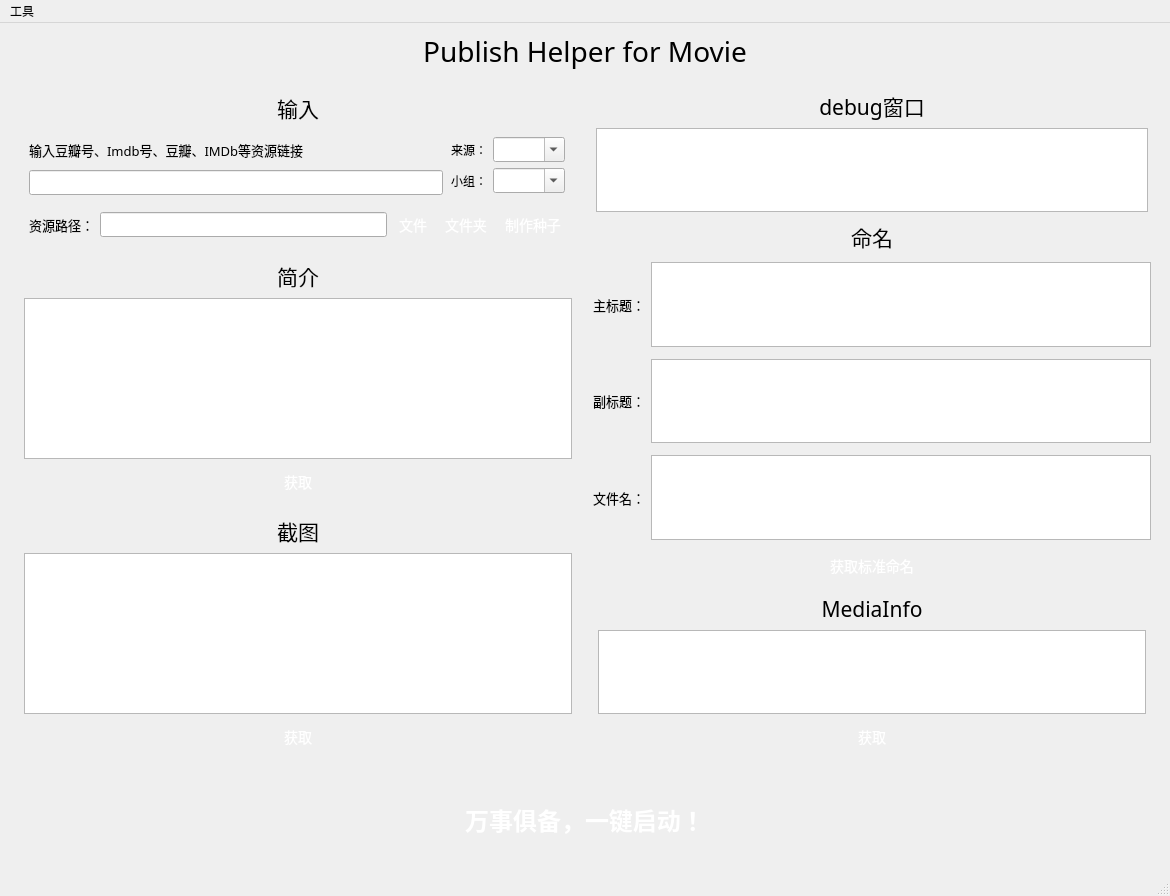
First picture: the form in ph-bjd/ui/mainwindow.ui, repository publish-helper/publish-helper, before the edit.
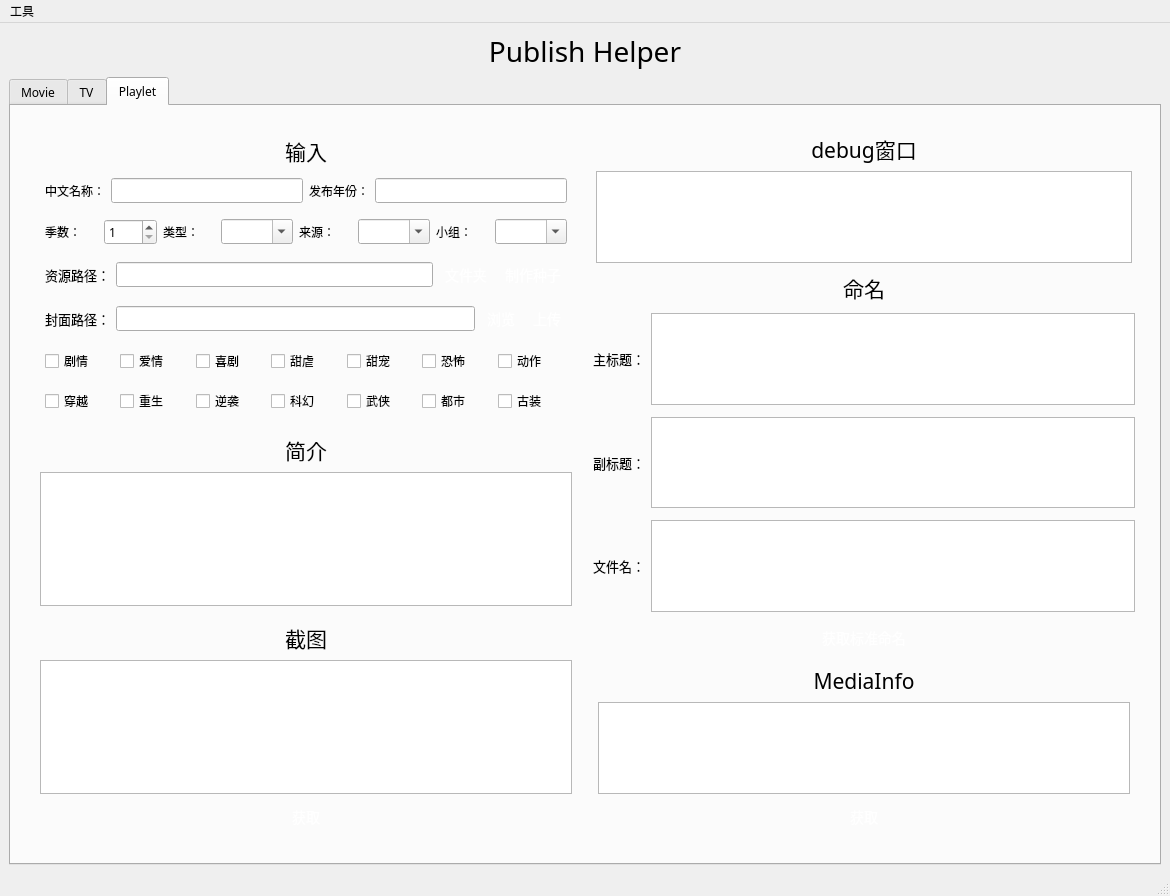
Second picture: the form after the edit. The open tabs and pages were chosen to show the change.

Commit message: 重构ui

The edit to the form file:
```diff
--- a/ph-bjd/ui/mainwindow.ui
+++ b/ph-bjd/ui/mainwindow.ui
@@ -33,13 +33,37 @@
        </font>
       </property>
       <property name="text">
-       <string>Publish Helper for Movie</string>
+       <string>Publish Helper</string>
       </property>
       <property name="alignment">
        <set>Qt::AlignCenter</set>
       </property>
      </widget>
     </item>
+    <item>
+     <widget class="QTabWidget" name="TabWiget">
+      <property name="currentIndex">
+       <number>0</number>
+      </property>
+      <widget class="QWidget" name="tab">
+       <attribute name="title">
+        <string>Movie</string>
+       </attribute>
+       <layout class="QVBoxLayout" name="verticalLayout_12">
+        <item>
+         <layout class="QVBoxLayout" name="verticalLayout_6">
+          <property name="leftMargin">
+           <number>5</number>
+          </property>
+          <property name="topMargin">
+           <number>5</number>
+          </property>
+          <property name="rightMargin">
+           <number>5</number>
+          </property>
+          <property name="bottomMargin">
+           <number>5</number>
+          </property>
     <item>
      <layout class="QHBoxLayout" name="horizontalLayout_4">
       <property name="leftMargin">
@@ -891,6 +915,999 @@
        </widget>
       </item>
      </layout>
+          </item>
+         </layout>
+        </item>
+       </layout>
+      </widget>
+      <widget class="QWidget" name="tab_2">
+       <attribute name="title">
+        <string>TV</string>
+       </attribute>
+      </widget>
+      <widget class="QWidget" name="tab_3">
+       <attribute name="title">
+        <string>Playlet</string>
+       </attribute>
+       <layout class="QVBoxLayout" name="verticalLayout_21">
+        <item>
+         <layout class="QVBoxLayout" name="verticalLayout_13">
+          <property name="leftMargin">
+           <number>5</number>
+          </property>
+          <property name="topMargin">
+           <number>5</number>
+          </property>
+          <property name="rightMargin">
+           <number>5</number>
+          </property>
+          <property name="bottomMargin">
+           <number>5</number>
+          </property>
+          <item>
+           <layout class="QHBoxLayout" name="horizontalLayout_10">
+            <property name="leftMargin">
+             <number>5</number>
+            </property>
+            <property name="topMargin">
+             <number>5</number>
+            </property>
+            <property name="rightMargin">
+             <number>5</number>
+            </property>
+            <property name="bottomMargin">
+             <number>5</number>
+            </property>
+            <item>
+             <layout class="QVBoxLayout" name="verticalLayout_14">
+              <property name="leftMargin">
+               <number>5</number>
+              </property>
+              <property name="topMargin">
+               <number>5</number>
+              </property>
+              <property name="rightMargin">
+               <number>5</number>
+              </property>
+              <property name="bottomMargin">
+               <number>5</number>
+              </property>
+              <item>
+               <layout class="QVBoxLayout" name="verticalLayout_15" stretch="0,0,0,0,0,0,0">
+                <property name="leftMargin">
+                 <number>5</number>
+                </property>
+                <property name="topMargin">
+                 <number>5</number>
+                </property>
+                <property name="rightMargin">
+                 <number>5</number>
+                </property>
+                <property name="bottomMargin">
+                 <number>5</number>
+                </property>
+                <item>
+                 <widget class="QLabel" name="label_17">
+                  <property name="font">
+                   <font>
+                    <family>微软雅黑</family>
+                    <pointsize>16</pointsize>
+                   </font>
+                  </property>
+                  <property name="text">
+                   <string>输入</string>
+                  </property>
+                  <property name="alignment">
+                   <set>Qt::AlignCenter</set>
+                  </property>
+                 </widget>
+                </item>
+                <item>
+                 <layout class="QHBoxLayout" name="horizontalLayout_11">
+                  <property name="leftMargin">
+                   <number>5</number>
+                  </property>
+                  <property name="topMargin">
+                   <number>5</number>
+                  </property>
+                  <property name="rightMargin">
+                   <number>5</number>
+                  </property>
+                  <property name="bottomMargin">
+                   <number>5</number>
+                  </property>
+                  <item>
+                   <widget class="QLabel" name="label_8">
+                    <property name="text">
+                     <string>中文名称：</string>
+                    </property>
+                   </widget>
+                  </item>
+                  <item>
+                   <widget class="QLineEdit" name="chineseNameEdit_Playlet"/>
+                  </item>
+                  <item>
+                   <widget class="QLabel" name="label_9">
+                    <property name="text">
+                     <string>发布年份：</string>
+                    </property>
+                   </widget>
+                  </item>
+                  <item>
+                   <widget class="QLineEdit" name="yearEdit_Playlet"/>
+                  </item>
+                 </layout>
+                </item>
+                <item>
+                 <layout class="QHBoxLayout" name="horizontalLayout_12">
+                  <property name="leftMargin">
+                   <number>5</number>
+                  </property>
+                  <property name="topMargin">
+                   <number>5</number>
+                  </property>
+                  <property name="rightMargin">
+                   <number>5</number>
+                  </property>
+                  <property name="bottomMargin">
+                   <number>5</number>
+                  </property>
+                  <item>
+                   <widget class="QLabel" name="label_18">
+                    <property name="font">
+                     <font>
+                      <family>微软雅黑</family>
+                      <pointsize>9</pointsize>
+                     </font>
+                    </property>
+                    <property name="text">
+                     <string>季数：</string>
+                    </property>
+                   </widget>
+                  </item>
+                  <item>
+                   <widget class="QSpinBox" name="seasonBox_Playlet">
+                    <property name="minimum">
+                     <number>1</number>
+                    </property>
+                   </widget>
+                  </item>
+                  <item>
+                   <widget class="QLabel" name="label_19">
+                    <property name="text">
+                     <string>类型：</string>
+                    </property>
+                   </widget>
+                  </item>
+                  <item>
+                   <widget class="QComboBox" name="type_Playlet">
+                    <property name="editable">
+                     <bool>true</bool>
+                    </property>
+                   </widget>
+                  </item>
+                  <item>
+                   <widget class="QLabel" name="label_20">
+                    <property name="font">
+                     <font>
+                      <family>微软雅黑</family>
+                      <pointsize>9</pointsize>
+                     </font>
+                    </property>
+                    <property name="text">
+                     <string>来源：</string>
+                    </property>
+                   </widget>
+                  </item>
+                  <item>
+                   <widget class="QComboBox" name="source_Playlet">
+                    <property name="editable">
+                     <bool>true</bool>
+                    </property>
+                   </widget>
+                  </item>
+                  <item>
+                   <widget class="QLabel" name="label_21">
+                    <property name="font">
+                     <font>
+                      <family>微软雅黑</family>
+                      <pointsize>9</pointsize>
+                     </font>
+                    </property>
+                    <property name="text">
+                     <string>小组：</string>
+                    </property>
+                   </widget>
+                  </item>
+                  <item>
+                   <widget class="QComboBox" name="team_Playlet">
+                    <property name="editable">
+                     <bool>true</bool>
+                    </property>
+                   </widget>
+                  </item>
+                 </layout>
+                </item>
+                <item>
+                 <layout class="QHBoxLayout" name="horizontalLayout_13">
+                  <property name="leftMargin">
+                   <number>5</number>
+                  </property>
+                  <property name="topMargin">
+                   <number>5</number>
+                  </property>
+                  <property name="rightMargin">
+                   <number>5</number>
+                  </property>
+                  <property name="bottomMargin">
+                   <number>5</number>
+                  </property>
+                  <item>
+                   <widget class="QLabel" name="label_22">
+                    <property name="font">
+                     <font>
+                      <family>微软雅黑</family>
+                      <pointsize>10</pointsize>
+                     </font>
+                    </property>
+                    <property name="text">
+                     <string>资源路径：</string>
+                    </property>
+                   </widget>
+                  </item>
+                  <item>
+                   <widget class="QLineEdit" name="videoPath_Playlet">
+                    <property name="text">
+                     <string/>
+                    </property>
+                    <property name="dragEnabled">
+                     <bool>true</bool>
+                    </property>
+                    <property name="clearButtonEnabled">
+                     <bool>true</bool>
+                    </property>
+                   </widget>
+                  </item>
+                  <item>
+                   <widget class="QPushButton" name="selectVideoFolderButton_Playlet">
+                    <property name="styleSheet">
+                     <string notr="true">QPushButton {
+    display: inline-block;
+    padding: 3px 6px;
+    font-size: 14px;
+    cursor: pointer;
+    text-align: center;
+    text-decoration: none;
+    outline: none;
+    color:#fff;
+background-color: 
+				qlineargradient(x1:0, y1:0, x2:0, y2:1,
+                                      stop:0 #16bf9d,
+                                      stop:1 #10a266);
+    border: none;
+    border-radius: 8px;
+    box-shadow: 0 9px #999;
+}
+
+QPushButton:hover {
+background-color: 
+				qlineargradient(x1:0, y1:0, x2:0, y2:1,
+                                      stop:0 #11b998,
+                                      stop:1 #08965e);
+}
+
+QPushButton:pressed {
+    background-color: 
+				qlineargradient(x1:0, y1:0, x2:0, y2:1,
+                                      stop:0 #0e9278,
+                                      stop:1 #0e925c);
+}
+</string>
+                    </property>
+                    <property name="text">
+                     <string>文件夹</string>
+                    </property>
+                   </widget>
+                  </item>
+                  <item>
+                   <widget class="QPushButton" name="makeTorrentButton_Playlet">
+                    <property name="styleSheet">
+                     <string notr="true">QPushButton {
+    display: inline-block;
+    padding: 3px 6px;
+    font-size: 14px;
+    cursor: pointer;
+    text-align: center;
+    text-decoration: none;
+    outline: none;
+    color:#fff;
+background-color: 
+				qlineargradient(x1:0, y1:0, x2:0, y2:1,
+                                      stop:0 #16bf9d,
+                                      stop:1 #10a266);
+    border: none;
+    border-radius: 8px;
+    box-shadow: 0 9px #999;
+}
+
+QPushButton:hover {
+background-color: 
+				qlineargradient(x1:0, y1:0, x2:0, y2:1,
+                                      stop:0 #11b998,
+                                      stop:1 #08965e);
+}
+
+QPushButton:pressed {
+    background-color: 
+				qlineargradient(x1:0, y1:0, x2:0, y2:1,
+                                      stop:0 #0e9278,
+                                      stop:1 #0e925c);
+}
+</string>
+                    </property>
+                    <property name="text">
+                     <string>制作种子</string>
+                    </property>
+                   </widget>
+                  </item>
+                 </layout>
+                </item>
+                <item>
+                 <layout class="QHBoxLayout" name="horizontalLayout_14">
+                  <property name="leftMargin">
+                   <number>5</number>
+                  </property>
+                  <property name="topMargin">
+                   <number>5</number>
+                  </property>
+                  <property name="rightMargin">
+                   <number>5</number>
+                  </property>
+                  <property name="bottomMargin">
+                   <number>5</number>
+                  </property>
+                  <item>
+                   <widget class="QLabel" name="label_23">
+                    <property name="font">
+                     <font>
+                      <family>微软雅黑</family>
+                      <pointsize>10</pointsize>
+                     </font>
+                    </property>
+                    <property name="text">
+                     <string>封面路径：</string>
+                    </property>
+                   </widget>
+                  </item>
+                  <item>
+                   <widget class="QLineEdit" name="coverPath_Playlet">
+                    <property name="text">
+                     <string/>
+                    </property>
+                    <property name="dragEnabled">
+                     <bool>true</bool>
+                    </property>
+                    <property name="clearButtonEnabled">
+                     <bool>true</bool>
+                    </property>
+                   </widget>
+                  </item>
+                  <item>
+                   <widget class="QPushButton" name="selectCoverFolderButton_Playlet">
+                    <property name="styleSheet">
+                     <string notr="true">QPushButton {
+    display: inline-block;
+    padding: 3px 6px;
+    font-size: 14px;
+    cursor: pointer;
+    text-align: center;
+    text-decoration: none;
+    outline: none;
+    color:#fff;
+background-color: 
+				qlineargradient(x1:0, y1:0, x2:0, y2:1,
+                                      stop:0 #16bf9d,
+                                      stop:1 #10a266);
+    border: none;
+    border-radius: 8px;
+    box-shadow: 0 9px #999;
+}
+
+QPushButton:hover {
+background-color: 
+				qlineargradient(x1:0, y1:0, x2:0, y2:1,
+                                      stop:0 #11b998,
+                                      stop:1 #08965e);
+}
+
+QPushButton:pressed {
+    background-color: 
+				qlineargradient(x1:0, y1:0, x2:0, y2:1,
+                                      stop:0 #0e9278,
+                                      stop:1 #0e925c);
+}
+</string>
+                    </property>
+                    <property name="text">
+                     <string>浏览</string>
+                    </property>
+                   </widget>
+                  </item>
+                  <item>
+                   <widget class="QPushButton" name="uploadCoverButton_Playlet">
+                    <property name="styleSheet">
+                     <string notr="true">QPushButton {
+    display: inline-block;
+    padding: 3px 6px;
+    font-size: 14px;
+    cursor: pointer;
+    text-align: center;
+    text-decoration: none;
+    outline: none;
+    color:#fff;
+background-color: 
+				qlineargradient(x1:0, y1:0, x2:0, y2:1,
+                                      stop:0 #16bf9d,
+                                      stop:1 #10a266);
+    border: none;
+    border-radius: 8px;
+    box-shadow: 0 9px #999;
+}
+
+QPushButton:hover {
+background-color: 
+				qlineargradient(x1:0, y1:0, x2:0, y2:1,
+                                      stop:0 #11b998,
+                                      stop:1 #08965e);
+}
+
+QPushButton:pressed {
+    background-color: 
+				qlineargradient(x1:0, y1:0, x2:0, y2:1,
+                                      stop:0 #0e9278,
+                                      stop:1 #0e925c);
+}
+</string>
+                    </property>
+                    <property name="text">
+                     <string>上传</string>
+                    </property>
+                   </widget>
+                  </item>
+                 </layout>
+                </item>
+                <item>
+                 <layout class="QHBoxLayout" name="horizontalLayout_15">
+                  <property name="leftMargin">
+                   <number>5</number>
+                  </property>
+                  <property name="topMargin">
+                   <number>5</number>
+                  </property>
+                  <property name="rightMargin">
+                   <number>5</number>
+                  </property>
+                  <property name="bottomMargin">
+                   <number>5</number>
+                  </property>
+                  <item>
+                   <widget class="QCheckBox" name="checkBox_0">
+                    <property name="text">
+                     <string>剧情</string>
+                    </property>
+                   </widget>
+                  </item>
+                  <item>
+                   <widget class="QCheckBox" name="checkBox_1">
+                    <property name="text">
+                     <string>爱情</string>
+                    </property>
+                   </widget>
+                  </item>
+                  <item>
+                   <widget class="QCheckBox" name="checkBox_2">
+                    <property name="text">
+                     <string>喜剧</string>
+                    </property>
+                   </widget>
+                  </item>
+                  <item>
+                   <widget class="QCheckBox" name="checkBox_3">
+                    <property name="text">
+                     <string>甜虐</string>
+                    </property>
+                   </widget>
+                  </item>
+                  <item>
+                   <widget class="QCheckBox" name="checkBox_4">
+                    <property name="text">
+                     <string>甜宠</string>
+                    </property>
+                   </widget>
+                  </item>
+                  <item>
+                   <widget class="QCheckBox" name="checkBox_5">
+                    <property name="text">
+                     <string>恐怖</string>
+                    </property>
+                   </widget>
+                  </item>
+                  <item>
+                   <widget class="QCheckBox" name="checkBox_6">
+                    <property name="text">
+                     <string>动作</string>
+                    </property>
+                   </widget>
+                  </item>
+                 </layout>
+                </item>
+                <item>
+                 <layout class="QHBoxLayout" name="horizontalLayout_16">
+                  <property name="leftMargin">
+                   <number>5</number>
+                  </property>
+                  <property name="topMargin">
+                   <number>5</number>
+                  </property>
+                  <property name="rightMargin">
+                   <number>5</number>
+                  </property>
+                  <property name="bottomMargin">
+                   <number>5</number>
+                  </property>
+                  <item>
+                   <widget class="QCheckBox" name="checkBox_7">
+                    <property name="text">
+                     <string>穿越</string>
+                    </property>
+                   </widget>
+                  </item>
+                  <item>
+                   <widget class="QCheckBox" name="checkBox_8">
+                    <property name="text">
+                     <string>重生</string>
+                    </property>
+                   </widget>
+                  </item>
+                  <item>
+                   <widget class="QCheckBox" name="checkBox_9">
+                    <property name="text">
+                     <string>逆袭</string>
+                    </property>
+                   </widget>
+                  </item>
+                  <item>
+                   <widget class="QCheckBox" name="checkBox_10">
+                    <property name="text">
+                     <string>科幻</string>
+                    </property>
+                   </widget>
+                  </item>
+                  <item>
+                   <widget class="QCheckBox" name="checkBox_11">
+                    <property name="text">
+                     <string>武侠</string>
+                    </property>
+                   </widget>
+                  </item>
+                  <item>
+                   <widget class="QCheckBox" name="checkBox_12">
+                    <property name="text">
+                     <string>都市</string>
+                    </property>
+                   </widget>
+                  </item>
+                  <item>
+                   <widget class="QCheckBox" name="checkBox_13">
+                    <property name="text">
+                     <string>古装</string>
+                    </property>
+                   </widget>
+                  </item>
+                 </layout>
+                </item>
+               </layout>
+              </item>
+              <item>
+               <layout class="QVBoxLayout" name="verticalLayout_16">
+                <property name="leftMargin">
+                 <number>5</number>
+                </property>
+                <property name="topMargin">
+                 <number>5</number>
+                </property>
+                <property name="rightMargin">
+                 <number>5</number>
+                </property>
+                <property name="bottomMargin">
+                 <number>5</number>
+                </property>
+                <item>
+                 <widget class="QLabel" name="label_24">
+                  <property name="font">
+                   <font>
+                    <family>微软雅黑</family>
+                    <pointsize>16</pointsize>
+                   </font>
+                  </property>
+                  <property name="text">
+                   <string>简介</string>
+                  </property>
+                  <property name="alignment">
+                   <set>Qt::AlignCenter</set>
+                  </property>
+                 </widget>
+                </item>
+                <item>
+                 <widget class="QTextEdit" name="introBrowser_Playlet"/>
+                </item>
+               </layout>
+              </item>
+              <item>
+               <layout class="QVBoxLayout" name="verticalLayout_17">
+                <property name="leftMargin">
+                 <number>5</number>
+                </property>
+                <property name="topMargin">
+                 <number>5</number>
+                </property>
+                <property name="rightMargin">
+                 <number>5</number>
+                </property>
+                <property name="bottomMargin">
+                 <number>5</number>
+                </property>
+                <item>
+                 <widget class="QLabel" name="label_25">
+                  <property name="font">
+                   <font>
+                    <family>微软雅黑</family>
+                    <pointsize>16</pointsize>
+                   </font>
+                  </property>
+                  <property name="text">
+                   <string>截图</string>
+                  </property>
+                  <property name="alignment">
+                   <set>Qt::AlignCenter</set>
+                  </property>
+                 </widget>
+                </item>
+                <item>
+                 <widget class="QTextBrowser" name="pictureUrlBrowser_Playlet"/>
+                </item>
+                <item>
+                 <widget class="QPushButton" name="getPictureButton_Playlet">
+                  <property name="styleSheet">
+                   <string notr="true">QPushButton {
+    display: inline-block;
+    padding: 6px 6px;
+    font-size: 14px;
+    cursor: pointer;
+    text-align: center;
+    text-decoration: none;
+    outline: none;
+    color:#fff;
+background-color: 
+				qlineargradient(x1:0, y1:0, x2:0, y2:1,
+                                      stop:0 #16bf9d,
+                                      stop:1 #10a266);
+    border: none;
+    border-radius: 8px;
+    box-shadow: 0 9px #999;
+}
+
+QPushButton:hover {
+background-color: 
+				qlineargradient(x1:0, y1:0, x2:0, y2:1,
+                                      stop:0 #11b998,
+                                      stop:1 #08965e);
+}
+
+QPushButton:pressed {
+    background-color: 
+				qlineargradient(x1:0, y1:0, x2:0, y2:1,
+                                      stop:0 #0e9278,
+                                      stop:1 #0e925c);
+}
+</string>
+                  </property>
+                  <property name="text">
+                   <string>获取</string>
+                  </property>
+                 </widget>
+                </item>
+               </layout>
+              </item>
+             </layout>
+            </item>
+            <item>
+             <layout class="QVBoxLayout" name="verticalLayout_18">
+              <property name="leftMargin">
+               <number>5</number>
+              </property>
+              <property name="topMargin">
+               <number>5</number>
+              </property>
+              <property name="rightMargin">
+               <number>5</number>
+              </property>
+              <property name="bottomMargin">
+               <number>5</number>
+              </property>
+              <item>
+               <layout class="QVBoxLayout" name="verticalLayout_19">
+                <property name="leftMargin">
+                 <number>3</number>
+                </property>
+                <property name="topMargin">
+                 <number>3</number>
+                </property>
+                <property name="rightMargin">
+                 <number>3</number>
+                </property>
+                <property name="bottomMargin">
+                 <number>3</number>
+                </property>
+                <item>
+                 <widget class="QLabel" name="label_26">
+                  <property name="font">
+                   <font>
+                    <family>微软雅黑</family>
+                    <pointsize>16</pointsize>
+                   </font>
+                  </property>
+                  <property name="text">
+                   <string>debug窗口</string>
+                  </property>
+                  <property name="alignment">
+                   <set>Qt::AlignCenter</set>
+                  </property>
+                 </widget>
+                </item>
+                <item>
+                 <widget class="QTextBrowser" name="debugBrowser_Playlet"/>
+                </item>
+               </layout>
+              </item>
+              <item>
+               <widget class="QLabel" name="label_27">
+                <property name="font">
+                 <font>
+                  <family>微软雅黑</family>
+                  <pointsize>16</pointsize>
+                 </font>
+                </property>
+                <property name="text">
+                 <string>命名</string>
+                </property>
+                <property name="alignment">
+                 <set>Qt::AlignCenter</set>
+                </property>
+               </widget>
+              </item>
+              <item>
+               <layout class="QHBoxLayout" name="horizontalLayout_17">
+                <property name="leftMargin">
+                 <number>0</number>
+                </property>
+                <property name="topMargin">
+                 <number>3</number>
+                </property>
+                <property name="rightMargin">
+                 <number>0</number>
+                </property>
+                <property name="bottomMargin">
+                 <number>3</number>
+                </property>
+                <item>
+                 <widget class="QLabel" name="label_28">
+                  <property name="font">
+                   <font>
+                    <family>微软雅黑</family>
+                    <pointsize>10</pointsize>
+                   </font>
+                  </property>
+                  <property name="text">
+                   <string>主标题：</string>
+                  </property>
+                 </widget>
+                </item>
+                <item>
+                 <widget class="QTextEdit" name="mainTitleBrowser_Playlet"/>
+                </item>
+               </layout>
+              </item>
+              <item>
+               <layout class="QHBoxLayout" name="horizontalLayout_18">
+                <property name="leftMargin">
+                 <number>0</number>
+                </property>
+                <property name="topMargin">
+                 <number>3</number>
+                </property>
+                <property name="rightMargin">
+                 <number>0</number>
+                </property>
+                <property name="bottomMargin">
+                 <number>3</number>
+                </property>
+                <item>
+                 <widget class="QLabel" name="label_29">
+                  <property name="font">
+                   <font>
+                    <family>微软雅黑</family>
+                    <pointsize>10</pointsize>
+                   </font>
+                  </property>
+                  <property name="text">
+                   <string>副标题：</string>
+                  </property>
+                 </widget>
+                </item>
+                <item>
+                 <widget class="QTextEdit" name="secondTitleBrowser_Playlet"/>
+                </item>
+               </layout>
+              </item>
+              <item>
+               <layout class="QHBoxLayout" name="horizontalLayout_19">
+                <property name="leftMargin">
+                 <number>0</number>
+                </property>
+                <property name="topMargin">
+                 <number>3</number>
+                </property>
+                <property name="rightMargin">
+                 <number>0</number>
+                </property>
+                <property name="bottomMargin">
+                 <number>3</number>
+                </property>
+                <item>
+                 <widget class="QLabel" name="label_30">
+                  <property name="font">
+                   <font>
+                    <family>微软雅黑</family>
+                    <pointsize>10</pointsize>
+                   </font>
+                  </property>
+                  <property name="text">
+                   <string>文件名：</string>
+                  </property>
+                 </widget>
+                </item>
+                <item>
+                 <widget class="QTextEdit" name="fileNameBrowser_Playlet"/>
+                </item>
+               </layout>
+              </item>
+              <item>
+               <widget class="QPushButton" name="getNameButton_Playlet">
+                <property name="styleSheet">
+                 <string notr="true">QPushButton {
+    display: inline-block;
+    padding: 6px 6px;
+    font-size: 14px;
+    cursor: pointer;
+    text-align: center;
+    text-decoration: none;
+    outline: none;
+    color:#fff;
+background-color: 
+				qlineargradient(x1:0, y1:0, x2:0, y2:1,
+                                      stop:0 #16bf9d,
+                                      stop:1 #10a266);
+    border: none;
+    border-radius: 8px;
+    box-shadow: 0 9px #999;
+}
+
+QPushButton:hover {
+background-color: 
+				qlineargradient(x1:0, y1:0, x2:0, y2:1,
+                                      stop:0 #11b998,
+                                      stop:1 #08965e);
+}
+
+QPushButton:pressed {
+    background-color: 
+				qlineargradient(x1:0, y1:0, x2:0, y2:1,
+                                      stop:0 #0e9278,
+                                      stop:1 #0e925c);
+}
+</string>
+                </property>
+                <property name="text">
+                 <string>获取标准命名</string>
+                </property>
+               </widget>
+              </item>
+              <item>
+               <layout class="QVBoxLayout" name="verticalLayout_20">
+                <property name="leftMargin">
+                 <number>5</number>
+                </property>
+                <property name="topMargin">
+                 <number>5</number>
+                </property>
+                <property name="rightMargin">
+                 <number>5</number>
+                </property>
+                <property name="bottomMargin">
+                 <number>5</number>
+                </property>
+                <item>
+                 <widget class="QLabel" name="label_31">
+                  <property name="font">
+                   <font>
+                    <family>微软雅黑</family>
+                    <pointsize>16</pointsize>
+                   </font>
+                  </property>
+                  <property name="text">
+                   <string>MediaInfo</string>
+                  </property>
+                  <property name="alignment">
+                   <set>Qt::AlignCenter</set>
+                  </property>
+                 </widget>
+                </item>
+                <item>
+                 <widget class="QTextBrowser" name="mediainfoBrowser_Playlet"/>
+                </item>
+                <item>
+                 <widget class="QPushButton" name="getMediaInfoButton_Playlet">
+                  <property name="styleSheet">
+                   <string notr="true">QPushButton {
+    display: inline-block;
+    padding: 6px 6px;
+    font-size: 14px;
+    cursor: pointer;
+    text-align: center;
+    text-decoration: none;
+    outline: none;
+    color:#fff;
+background-color: 
+				qlineargradient(x1:0, y1:0, x2:0, y2:1,
+                                      stop:0 #16bf9d,
+                                      stop:1 #10a266);
+    border: none;
+    border-radius: 8px;
+    box-shadow: 0 9px #999;
+}
+
+QPushButton:hover {
+background-color: 
+				qlineargradient(x1:0, y1:0, x2:0, y2:1,
+                                      stop:0 #11b998,
+                                      stop:1 #08965e);
+}
+
+QPushButton:pressed {
+    background-color: 
+				qlineargradient(x1:0, y1:0, x2:0, y2:1,
+                                      stop:0 #0e9278,
+                                      stop:1 #0e925c);
+}
+</string>
+                  </property>
+                  <property name="text">
+                   <string>获取</string>
+                  </property>
+                 </widget>
+                </item>
+               </layout>
+              </item>
+             </layout>
+            </item>
+           </layout>
+          </item>
+         </layout>
+        </item>
+       </layout>
+      </widget>
+     </widget>
     </item>
    </layout>
   </widget>
```
Lines whose indentation alone changed are shown as unchanged. The commit also changes 1 other file.
